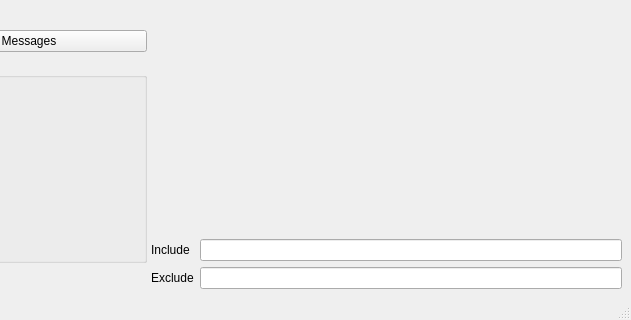
Before: the Qt Designer form ui/console_window.ui in jatowler/swri_console, drawn with Qt 5; both pictures show x 404 to 1035 and y 368 to 688 of the 1035 by 688 pixel window.
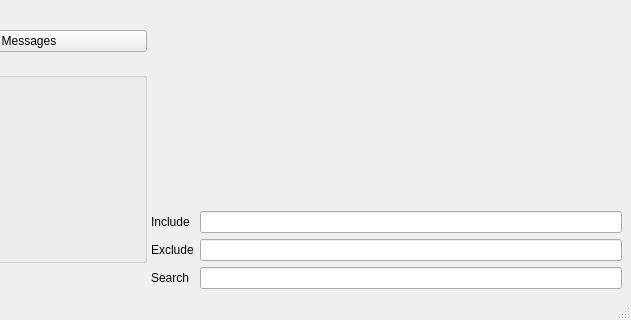
After: the same form once the commit is applied. Icons and pictures are not drawn. Custom widgets are drawn as their Qt base class.

Commit message:
Add search box to UI
Adds search box to the UI with include and exclude filters, and fills in
settings, signals, and slots stubs. No functionality yet.

The edit to the form file:
```diff
--- a/ui/console_window.ui
+++ b/ui/console_window.ui
@@ -301,6 +301,20 @@
             </property>
            </widget>
           </item>
+          <item row="2" column="1">
+           <widget class="QLineEdit" name="searchText">
+            <property name="toolTip">
+             <string>Filter for messages that don't include substrings. Separate substrings with a semicolon.</string>
+            </property>
+           </widget>
+          </item>
+          <item row="2" column="0">
+           <widget class="QLabel" name="searchLabel">
+            <property name="text">
+             <string>Search</string>
+            </property>
+           </widget>
+          </item>
          </layout>
         </item>
        </layout>
```
Left out of the diff: 4 changed lines with no effect on the pictures. The commit also changes 4 other files.
